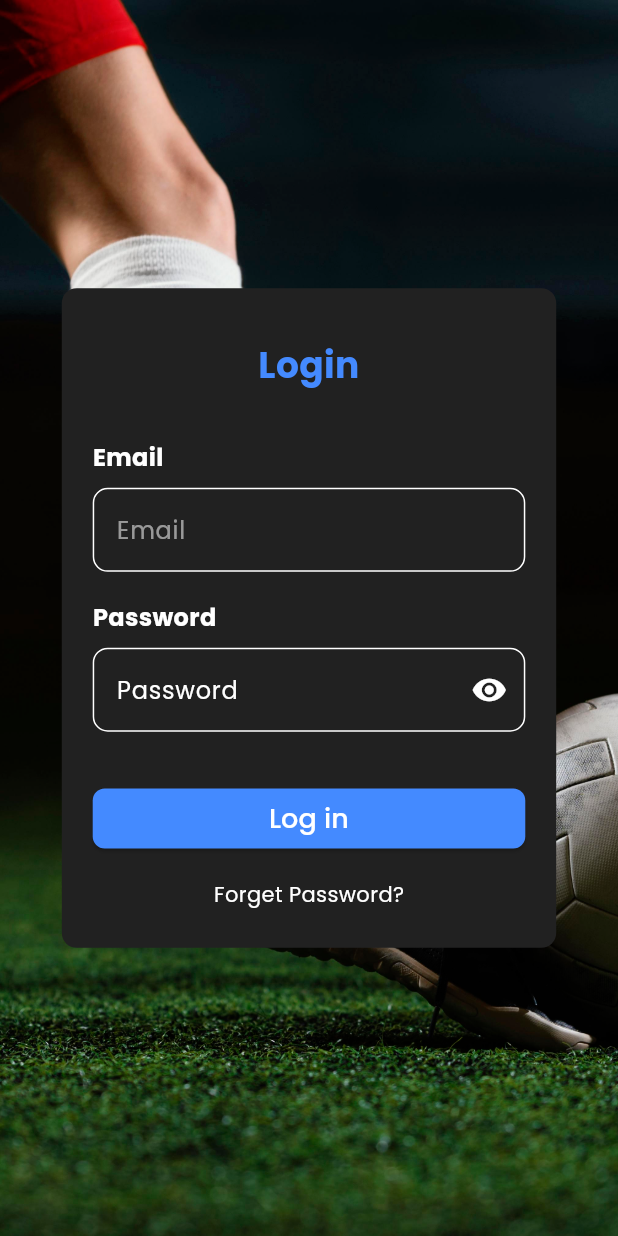
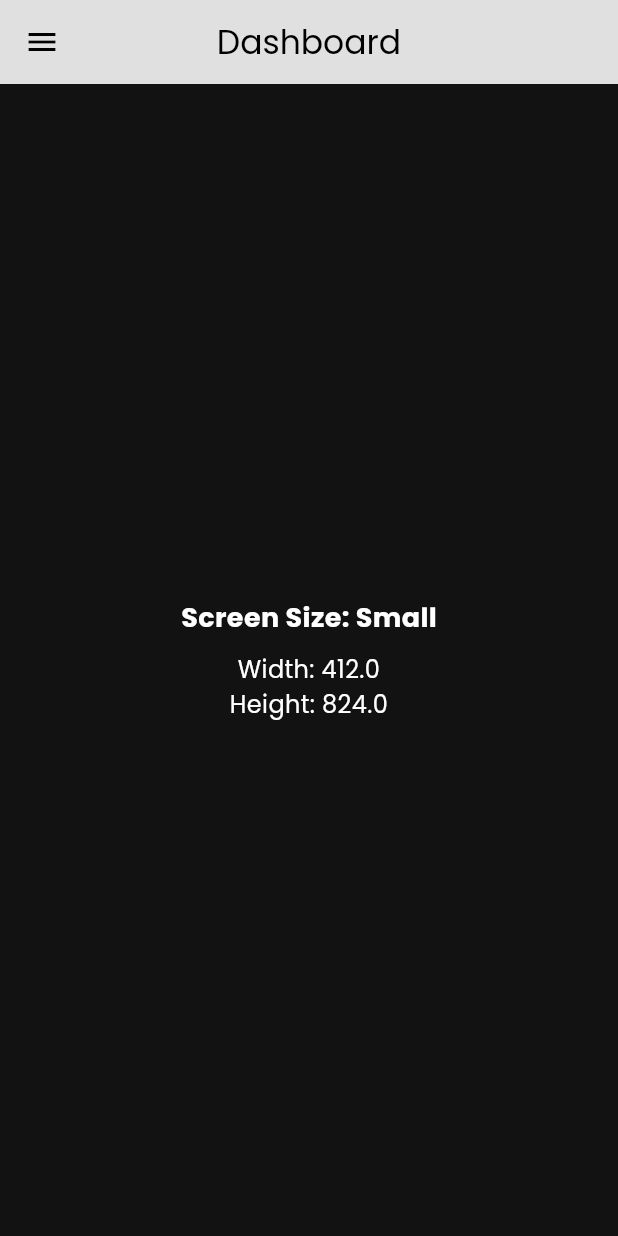
Before and after one commit to adhilfouzi/turf_booking_application_for_admin, a Flutter app: the screen it shows after launch, on a phone screen of 412 x 824 dp. Run offline on Flutter 3.47's test engine with Material 3 defaults, Android fonts, the phone set to English and light mode, and no system bars; our stand-ins replace firebase_core, flutter_svg; accounts and stored records are empty.

Commit message:
homescreen half design completed

```diff
--- a/lib/main.dart
+++ b/lib/main.dart
@@ -1,7 +1,8 @@
 import 'package:firebase_core/firebase_core.dart';
 import 'package:flutter/material.dart';
 import 'package:turf_booking_application_for_admin/model/backend/firebase_options.dart';
-import 'package:turf_booking_application_for_admin/view/login/screen/login_screen.dart';
+
+import 'view/homescreen/screen/homescreen.dart';
 
 Future<void> main() async {
   WidgetsFlutterBinding.ensureInitialized();
@@ -25,7 +26,7 @@ class MyApp extends StatelessWidget {
         useMaterial3: true,
         fontFamily: 'Poppins',
       ),
-      home: const LoginScreen(),
+      home: const HomeScreen(),
     );
   }
 }
--- /dev/null
+++ b/lib/model/utils/screen/responsive_layout.dart
@@ -0,0 +1,33 @@
+import 'package:flutter/material.dart';
+
+class ResponsiveLayout extends StatelessWidget {
+  final Widget extraSmallBody;
+  final Widget smallBody;
+  final Widget mediumBody;
+  final Widget largeBody;
+
+  const ResponsiveLayout({
+    super.key,
+    required this.extraSmallBody,
+    required this.smallBody,
+    required this.mediumBody,
+    required this.largeBody,
+  });
+
+  @override
+  Widget build(BuildContext context) {
+    return LayoutBuilder(
+      builder: (context, constraints) {
+        if (constraints.maxWidth < 360) {
+          return extraSmallBody;
+        } else if (constraints.maxWidth < 600) {
+          return smallBody;
+        } else if (constraints.maxWidth < 1024) {
+          return mediumBody;
+        } else {
+          return largeBody;
+        }
+      },
+    );
+  }
+}
--- /dev/null
+++ b/lib/view/homescreen/screen/extrasmall_home.dart
@@ -0,0 +1,12 @@
+import 'package:flutter/material.dart';
+
+class ExtraSmallHomeScreen extends StatelessWidget {
+  const ExtraSmallHomeScreen({super.key});
+
+  @override
+  Widget build(BuildContext context) {
+    return Container(
+      color: Colors.yellow,
+    );
+  }
+}
--- /dev/null
+++ b/lib/view/homescreen/screen/homescreen.dart
@@ -0,0 +1,20 @@
+import 'package:flutter/material.dart';
+import 'package:turf_booking_application_for_admin/model/utils/screen/responsive_layout.dart';
+import 'package:turf_booking_application_for_admin/view/homescreen/screen/extrasmall_home.dart';
+import 'package:turf_booking_application_for_admin/view/homescreen/screen/large_home.dart';
+import 'package:turf_booking_application_for_admin/view/homescreen/screen/medium_home.dart';
+import 'package:turf_booking_application_for_admin/view/homescreen/screen/small_home.dart';
+
+class HomeScreen extends StatelessWidget {
+  const HomeScreen({super.key});
+
+  @override
+  Widget build(BuildContext context) {
+    return const Scaffold(
+        body: ResponsiveLayout(
+            smallBody: SmallHomeScreen(),
+            mediumBody: MediumHomeScreen(),
+            largeBody: LargeHomeScreen(),
+            extraSmallBody: ExtraSmallHomeScreen()));
+  }
+}
--- /dev/null
+++ b/lib/view/homescreen/screen/large_home.dart
@@ -0,0 +1,12 @@
+import 'package:flutter/material.dart';
+
+class LargeHomeScreen extends StatelessWidget {
+  const LargeHomeScreen({super.key});
+
+  @override
+  Widget build(BuildContext context) {
+    return Container(
+      color: Colors.red,
+    );
+  }
+}
--- /dev/null
+++ b/lib/view/homescreen/screen/medium_home.dart
@@ -0,0 +1,37 @@
+import 'package:flutter/material.dart';
+import '../utils/home_widget.dart';
+
+class MediumHomeScreen extends StatelessWidget {
+  const MediumHomeScreen({super.key});
+
+  @override
+  Widget build(BuildContext context) {
+    final screenWidth = MediaQuery.of(context).size.width;
+    final screenHeight = MediaQuery.of(context).size.height;
+
+    return Scaffold(
+      appBar: HomeWidget().appbar(title: 'Dashboard'),
+      drawer: HomeWidget().drawer(),
+      body: Center(
+        child: Column(
+          mainAxisAlignment: MainAxisAlignment.center,
+          children: [
+            const Text(
+              'Screen Size: Medium',
+              style: TextStyle(
+                fontSize: 18,
+                fontWeight: FontWeight.bold,
+              ),
+            ),
+            const SizedBox(height: 10),
+            Text(
+              'Width: $screenWidth\nHeight: $screenHeight',
+              style: const TextStyle(fontSize: 16),
+              textAlign: TextAlign.center,
+            ),
+          ],
+        ),
+      ),
+    );
+  }
+}
--- /dev/null
+++ b/lib/view/homescreen/screen/small_home.dart
@@ -0,0 +1,37 @@
+import 'package:flutter/material.dart';
+import 'package:turf_booking_application_for_admin/view/homescreen/utils/home_widget.dart';
+
+class SmallHomeScreen extends StatelessWidget {
+  const SmallHomeScreen({super.key});
+
+  @override
+  Widget build(BuildContext context) {
+    final screenWidth = MediaQuery.of(context).size.width;
+    final screenHeight = MediaQuery.of(context).size.height;
+
+    return Scaffold(
+      appBar: HomeWidget().appbar(title: 'Dashboard'),
+      drawer: HomeWidget().drawer(),
+      body: Center(
+        child: Column(
+          mainAxisAlignment: MainAxisAlignment.center,
+          children: [
+            const Text(
+              'Screen Size: Small',
+              style: TextStyle(
+                fontSize: 18,
+                fontWeight: FontWeight.bold,
+              ),
+            ),
+            const SizedBox(height: 10),
+            Text(
+              'Width: $screenWidth\nHeight: $screenHeight',
+              style: const TextStyle(fontSize: 16),
+              textAlign: TextAlign.center,
+            ),
+          ],
+        ),
+      ),
+    );
+  }
+}
--- /dev/null
+++ b/lib/view/homescreen/utils/home_widget.dart
@@ -0,0 +1,61 @@
+import 'package:flutter/material.dart';
+
+import '../../../model/utils/const/colors.dart';
+import '../../../model/utils/const/image_name.dart';
+
+class HomeWidget {
+  PreferredSizeWidget appbar({required String title}) {
+    return AppBar(
+      backgroundColor: Colors.grey[300], // Set app bar background color
+      title: Text(
+        title,
+        style: const TextStyle(color: Colors.black), // Set app bar title color
+      ),
+      centerTitle: true, // Center align the title
+      elevation: 0, // Remove elevation
+      iconTheme: const IconThemeData(color: Colors.black), // Set icon color
+    );
+  }
+
+  Widget drawer() {
+    return Drawer(
+      child: Container(
+        color:
+            CustomColor.secondarybackgroundColor, // Set drawer background color
+        child: ListView(
+          padding: EdgeInsets.zero,
+          children: [
+            DrawerHeader(
+              decoration: const BoxDecoration(
+                color: CustomColor.mainColor, // Header background color
+              ),
+              child: Image.asset(
+                ImagePath.logo,
+                height: 100,
+              ),
+            ),
+            buildListTile(Icons.dashboard, 'Dashboard'),
+            buildListTile(Icons.person, 'Owners'),
+            buildListTile(Icons.person, 'Users'),
+            buildListTile(Icons.request_page, 'Requests'),
+            const Divider(color: Colors.white), // Add a divider
+            buildListTile(Icons.logout, 'Logout'),
+          ],
+        ),
+      ),
+    );
+  }
+
+  ListTile buildListTile(IconData icon, String title) {
+    return ListTile(
+      leading: Icon(icon, color: Colors.white), // Set icon color
+      title: Text(
+        title,
+        style: const TextStyle(color: Colors.black), // Set title text color
+      ),
+      onTap: () {
+        // Handle onTap
+      },
+    );
+  }
+}
--- a/lib/view/login/utils/login_container.dart
+++ b/lib/view/login/utils/login_container.dart
@@ -1,4 +1,5 @@
 import 'package:flutter/material.dart';
+import 'package:turf_booking_application_for_admin/view/homescreen/screen/homescreen.dart';
 import '../../../model/controller/validator.dart';
 import '../../../model/utils/portion/textfield.dart';
 import '../../../model/utils/screen/maxwidth.dart';
@@ -74,9 +75,9 @@ class LoginContainer extends StatelessWidget {
                 ),
                 child: ElevatedButton(
                   onPressed: () {
-                    if (formKey.currentState!.validate()) {
-                      // Perform login action
-                    }
+                    Navigator.of(context).push(MaterialPageRoute(
+                        builder: (contax) => const HomeScreen()));
+                    if (formKey.currentState!.validate()) {}
                   },
                   style: ElevatedButton.styleFrom(
                     backgroundColor:
```
